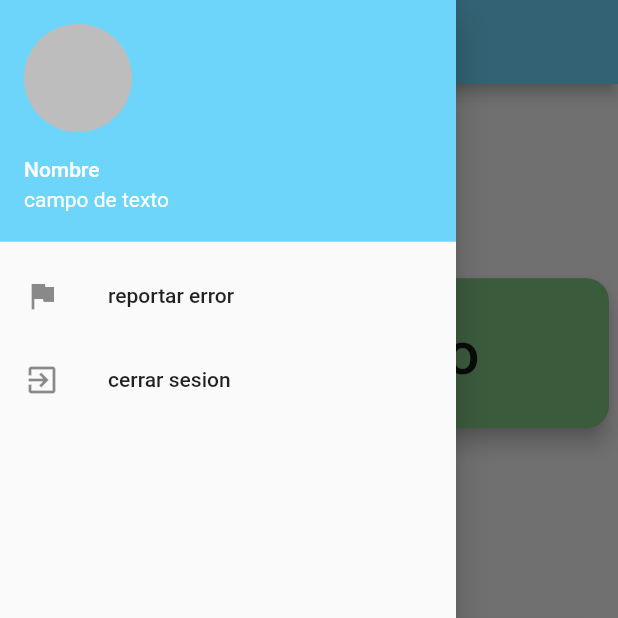
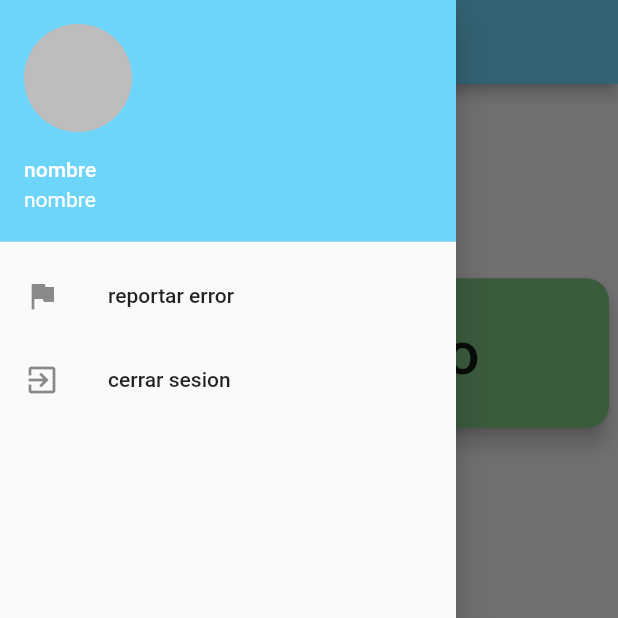
Before and after one commit to AppCOI-ITC/App, a Flutter app: the screen it shows once a user with an empty profile is signed in, with the side drawer open, on a phone screen of 412 x 824 dp, the top half of it. Run offline on Flutter 3.47's test engine with Material 2 defaults, Android fonts, the phone set to English and light mode, and no system bars; our stand-ins replace cloud_firestore, firebase_auth, firebase_core, flutter_spinkit; accounts and stored records are empty.

```diff
--- a/lib/screens/home/home.dart
+++ b/lib/screens/home/home.dart
@@ -1,12 +1,42 @@
 import 'package:flutter/material.dart';
+import 'package:firebase_auth/firebase_auth.dart';
+import 'package:cloud_firestore/cloud_firestore.dart';
 import 'package:flutter_app/screens/cuestionario/cuestionario.dart';
 import 'package:flutter_app/screens/cuestionario/cuestionarioExcepcional.dart';
 import 'package:flutter_app/screens/services/auth.dart';
 
 
-class Home extends StatelessWidget {
+class Home extends StatefulWidget {
+  @override
+  _HomeState createState() => _HomeState();
+}
 
+class _HomeState extends State<Home> {
   final AuthService _auth = AuthService();
+
+  //==========en fase de test=========================
+  final FirebaseAuth auth = FirebaseAuth.instance;
+  dynamic data;
+
+  Future<dynamic> getData() async {
+    final User user = auth.currentUser;
+    final uid = user.uid;
+    final DocumentReference document =   FirebaseFirestore.instance.collection("DataUsuarios").doc(uid);
+
+    await document.get().then<dynamic>(( DocumentSnapshot snapshot) async{
+     setState(() {
+       data =snapshot.data;
+     });
+    });
+  }
+
+  @override
+  void initState() {
+
+    super.initState();
+    getData();
+  }
+  //=====================================================
 
   @override
   Widget build(BuildContext context) {
@@ -20,8 +50,8 @@ class Home extends StatelessWidget {
         child: ListView(
           children: [
             UserAccountsDrawerHeader(
-              accountName: Text('Nombre'),
-              accountEmail: Text('campo de texto'),
+              accountName: Text('nombre'),
+              accountEmail: Text('nombre'),
               currentAccountPicture: CircleAvatar(
                 backgroundColor: Colors.grey[400],
               ),
@@ -170,6 +200,7 @@ void advertencia(context) {
       );
     }
   );
+
 }
 
 
```
Also changed, not shown: lib/screens/cuestionario/cuestionarioExcepcional.dart (+7 -3 lines), 1 other file.
